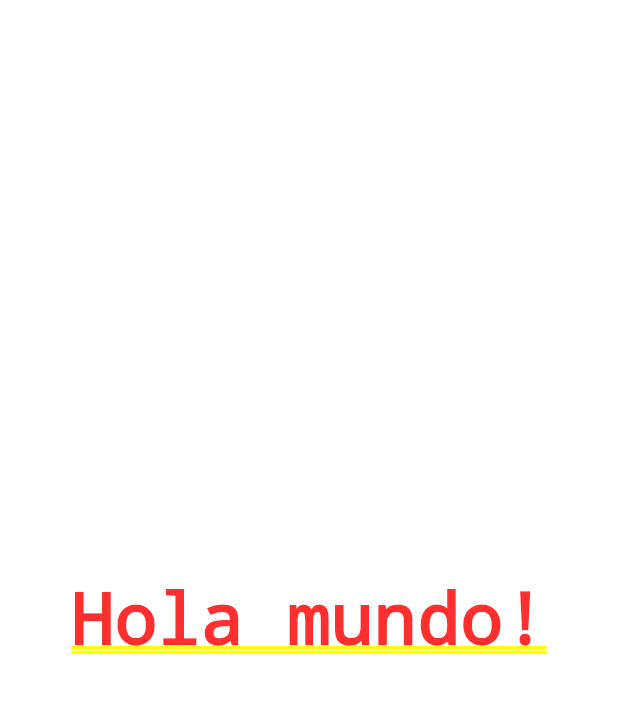
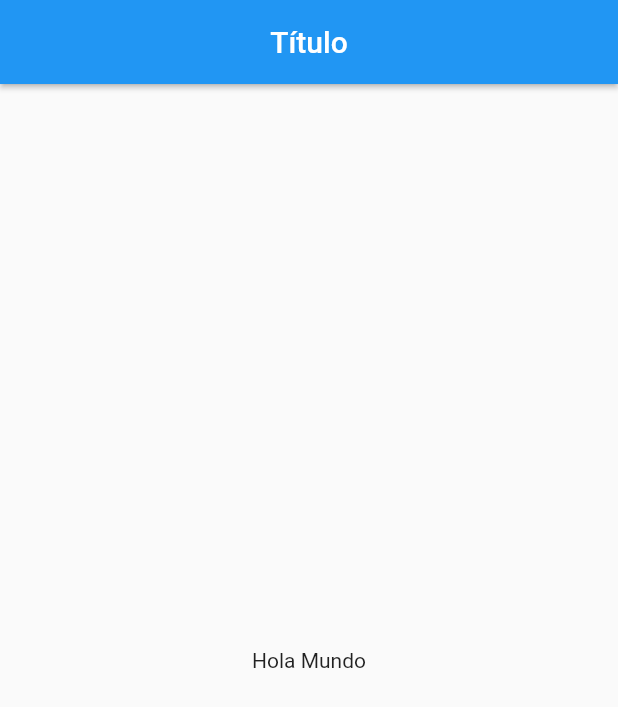
Before and after one commit to Jonathanrrs/Flutter-curso, a Flutter app: the screen it shows after launch, on a phone screen of 412 x 824 dp. Shown: the top 707 px of the screen. Run offline on Flutter 3.47's test engine with Material 2 defaults, Android fonts, the phone set to English and light mode, and no system bars.

Commit message:
Widget - Scaffold

```diff
--- a/flutter_vscode/lib/src/app.dart
+++ b/flutter_vscode/lib/src/app.dart
@@ -1,4 +1,6 @@
 import 'package:flutter/material.dart';
+
+import 'package:flutter_vscode/src/pages/home_page.dart';
 
 /* este un widget */
 class MyApp extends StatelessWidget {
@@ -9,7 +11,7 @@ class MyApp extends StatelessWidget {
     /* debe retornar un widget a fuerza */
     return MaterialApp(
       home: Center(
-        child: Text('Hola mundo!'),
+        child: HomePage(),
       ),
     );
   }
--- /dev/null
+++ b/flutter_vscode/lib/src/pages/home_page.dart
@@ -0,0 +1,17 @@
+import 'package:flutter/material.dart';
+
+class HomePage extends StatelessWidget {
+  @override
+  Widget build(BuildContext context) {
+    return Scaffold(
+        /* algo que cubre toda la pantalla, tenemos un navbar, etc */
+        appBar: AppBar(
+          title: Text('Título'),
+          centerTitle: true,
+          elevation: 1.5,
+        ),
+        body: Center(
+          child: Text('Hola Mundo'),
+        ));
+  }
+}
```
